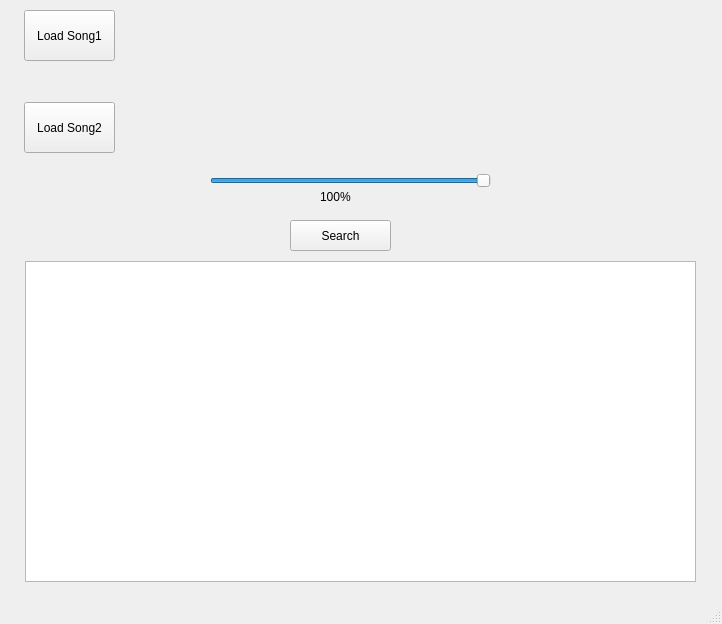
Above: task4.ui from yasser1412/Fingerprint-Shazam-like-app- before the change. Below: the same form after it.
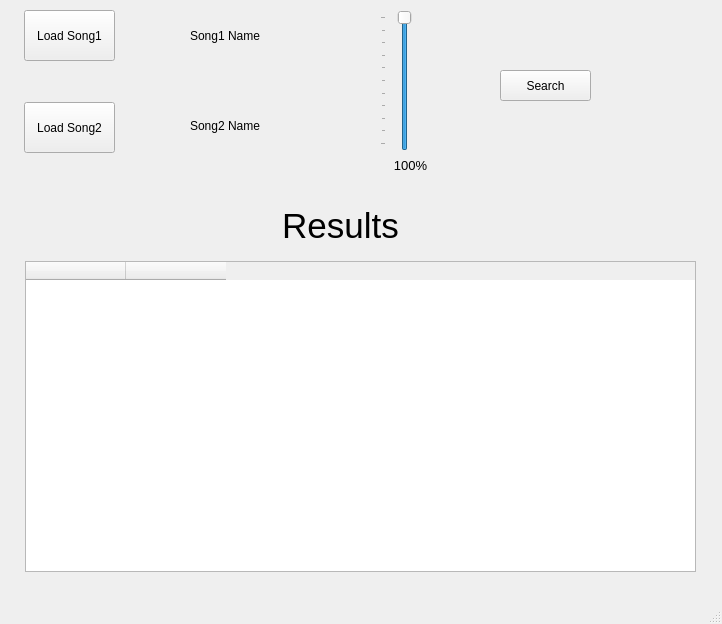
That is the form after the change.

```diff
--- a/task4.ui
+++ b/task4.ui
@@ -56,10 +56,10 @@
    <widget class="QSlider" name="slider">
     <property name="geometry">
      <rect>
-      <x>210</x>
-      <y>170</y>
-      <width>281</width>
-      <height>22</height>
+      <x>380</x>
+      <y>10</y>
+      <width>41</width>
+      <height>141</height>
      </rect>
     </property>
     <property name="maximum">
@@ -69,10 +69,10 @@
      <number>100</number>
     </property>
     <property name="orientation">
-     <enum>Qt::Horizontal</enum>
+     <enum>Qt::Vertical</enum>
     </property>
     <property name="tickPosition">
-     <enum>QSlider::NoTicks</enum>
+     <enum>QSlider::TicksAbove</enum>
     </property>
    </widget>
    <widget class="QLabel" name="label">
@@ -85,7 +85,7 @@
      </rect>
     </property>
     <property name="text">
-     <string/>
+     <string>Song1 Name</string>
     </property>
    </widget>
    <widget class="QLabel" name="label_2">
@@ -98,28 +98,36 @@
      </rect>
     </property>
     <property name="text">
-     <string/>
+     <string>Song2 Name</string>
     </property>
    </widget>
    <widget class="QLabel" name="sliderLabel">
     <property name="geometry">
      <rect>
-      <x>320</x>
-      <y>190</y>
-      <width>47</width>
-      <height>13</height>
+      <x>390</x>
+      <y>150</y>
+      <width>41</width>
+      <height>31</height>
      </rect>
     </property>
+    <property name="font">
+     <font>
+      <pointsize>10</pointsize>
+     </font>
+    </property>
     <property name="text">
      <string>100%</string>
     </property>
+    <property name="alignment">
+     <set>Qt::AlignCenter</set>
+    </property>
    </widget>
    <widget class="QPushButton" name="searchBtn">
     <property name="geometry">
      <rect>
-      <x>290</x>
-      <y>220</y>
-      <width>101</width>
+      <x>500</x>
+      <y>70</y>
+      <width>91</width>
       <height>31</height>
      </rect>
     </property>
@@ -127,15 +135,55 @@
      <string>Search</string>
     </property>
    </widget>
+   <widget class="QLabel" name="label_3">
+    <property name="geometry">
+     <rect>
+      <x>220</x>
+      <y>210</y>
+      <width>241</width>
+      <height>31</height>
+     </rect>
+    </property>
+    <property name="font">
+     <font>
+      <pointsize>26</pointsize>
+     </font>
+    </property>
+    <property name="text">
+     <string>Results</string>
+    </property>
+    <property name="textFormat">
+     <enum>Qt::AutoText</enum>
+    </property>
+    <property name="alignment">
+     <set>Qt::AlignCenter</set>
+    </property>
+   </widget>
    <widget class="QTableWidget" name="tableWidget">
     <property name="geometry">
      <rect>
       <x>25</x>
       <y>261</y>
       <width>671</width>
-      <height>321</height>
+      <height>311</height>
      </rect>
     </property>
+    <property name="sizeAdjustPolicy">
+     <enum>QAbstractScrollArea::AdjustToContents</enum>
+    </property>
+    <property name="editTriggers">
+     <set>QAbstractItemView::NoEditTriggers</set>
+    </property>
+    <column>
+     <property name="text">
+      <string/>
+     </property>
+    </column>
+    <column>
+     <property name="text">
+      <string/>
+     </property>
+    </column>
    </widget>
   </widget>
   <widget class="QMenuBar" name="menubar">
```
